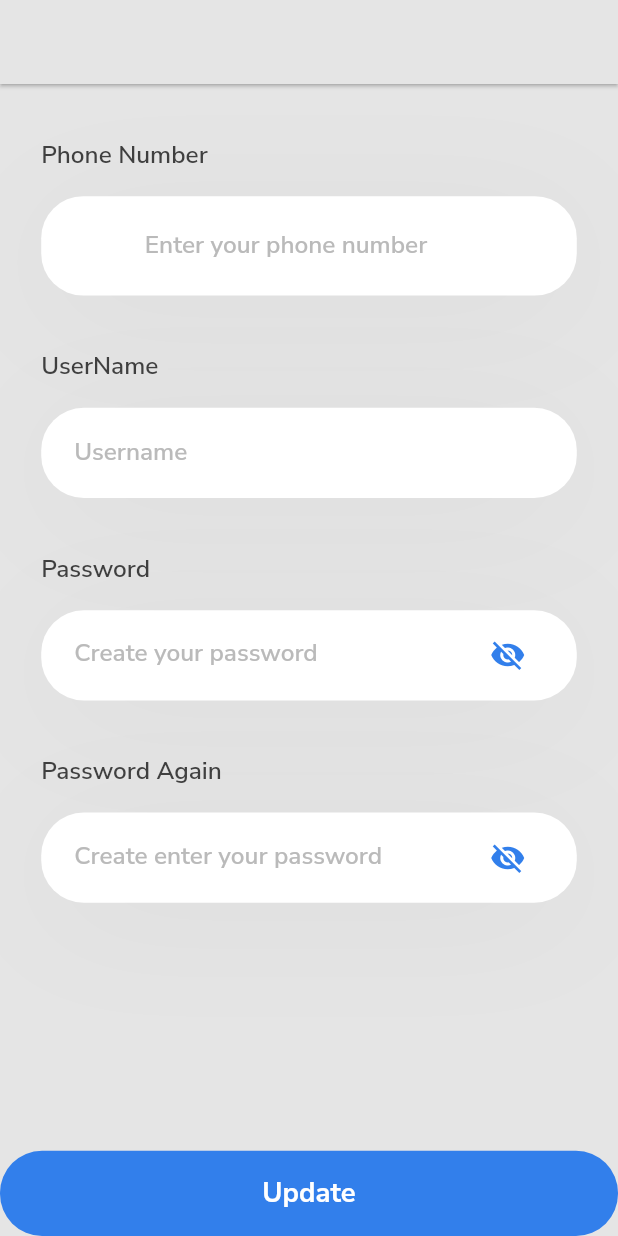
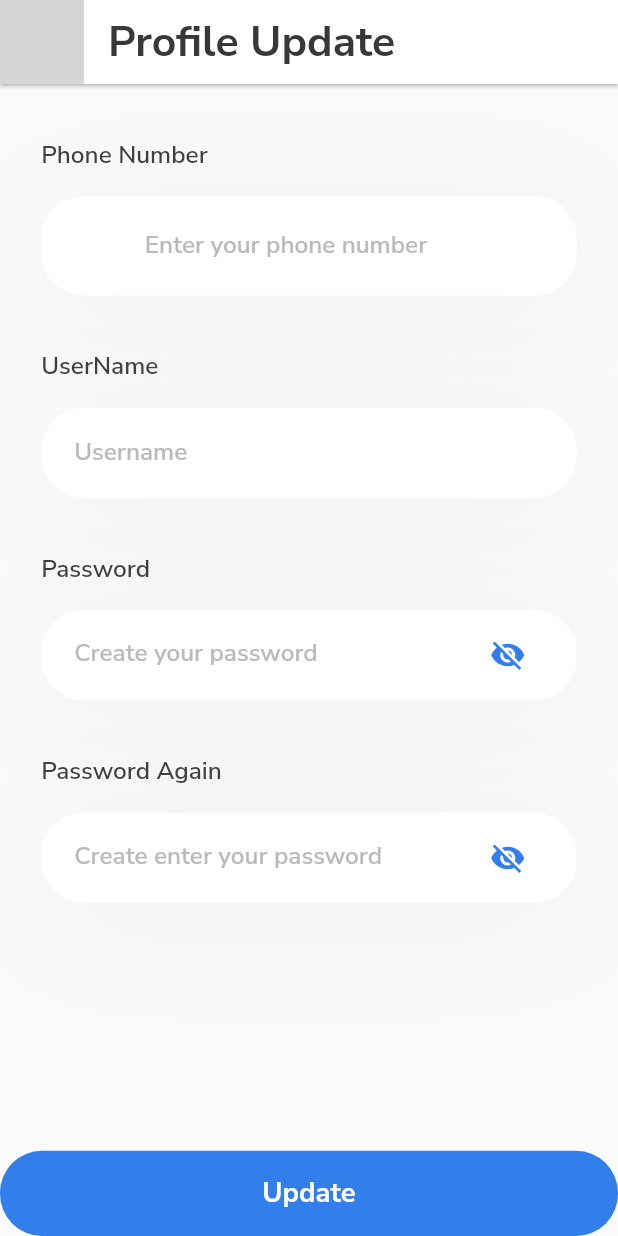
Before and after one commit to ogabek6207/realtime_database_ogabekdev, a Flutter app: the ProfileUpdateScreen screen opened directly with empty values, on a phone screen of 412 x 824 dp. Run offline on Flutter 3.47's test engine with Material 2 defaults, Android fonts, the phone set to English and light mode, and no system bars; our stand-ins replace cloud_firestore, firebase_auth, firebase_core, firebase_database, flutter_svg, page_transition and 3 more; accounts and stored records are empty; grey boxes are pictures that could not be loaded.

Commit message:
mz<m,zM,Zzmm,Z

```diff
--- a/lib/src/ui/menu/profile/profile_screen.dart
+++ b/lib/src/ui/menu/profile/profile_screen.dart
@@ -3,8 +3,6 @@ import 'package:flutter_svg/flutter_svg.dart';
 import 'package:realtime_database_ogabekdev/src/color/app_color.dart';
 import 'package:realtime_database_ogabekdev/src/ui/menu/profile/profile_update_screen/profile_update_screen.dart';
 import 'package:realtime_database_ogabekdev/src/widget/appBar_title_widget.dart';
-import 'package:realtime_database_ogabekdev/src/widget/leading_widget.dart';
-
 import '../../../bloc/auth_bloc.dart';
 import '../../../model/user_model.dart';
 import '../../../utils/utils.dart';
--- a/lib/src/ui/menu/profile/profile_update_screen/profile_update_screen.dart
+++ b/lib/src/ui/menu/profile/profile_update_screen/profile_update_screen.dart
@@ -1,6 +1,8 @@
 import 'package:flutter/material.dart';
 import 'package:realtime_database_ogabekdev/src/color/app_color.dart';
+import 'package:realtime_database_ogabekdev/src/widget/appBar_title_widget.dart';
 import 'package:realtime_database_ogabekdev/src/widget/done_widget.dart';
+import 'package:realtime_database_ogabekdev/src/widget/leading_widget.dart';
 import '../../../../bloc/auth_bloc.dart';
 import '../../../../model/user_model.dart';
 import '../../../../utils/utils.dart';
@@ -29,7 +31,8 @@ class _ProfileUpdateScreenState extends State<ProfileUpdateScreen> {
   void initState() {
     _controllerUserName.text = widget.data.name;
     _controllerPhone.text = widget.data.phone;
-_controllerPassword.text = widget.data.password;
+    _controllerPassword.text = widget.data.password;
+    _controllerPasswordAgain.text = widget.data.password;
     super.initState();
   }
 
@@ -38,11 +41,19 @@ _controllerPassword.text = widget.data.password;
     double h = Utils.getHeight(context);
     double w = Utils.getWidth(context);
     return Scaffold(
-      backgroundColor: AppColor.defaultColor,
       appBar: AppBar(
+        centerTitle: false,
+        leading: GestureDetector(
+          onTap: () {
+            Navigator.pop(context);
+          },
+          child: const LeadingWidget(),
+        ),
         automaticallyImplyLeading: false,
-        backgroundColor: AppColor.defaultColor,
+        backgroundColor: AppColor.white,
         elevation: 1,
+
+        title: const AppBarTitleWidget("Profile Update"),
       ),
       body: Column(
         children: [
```
